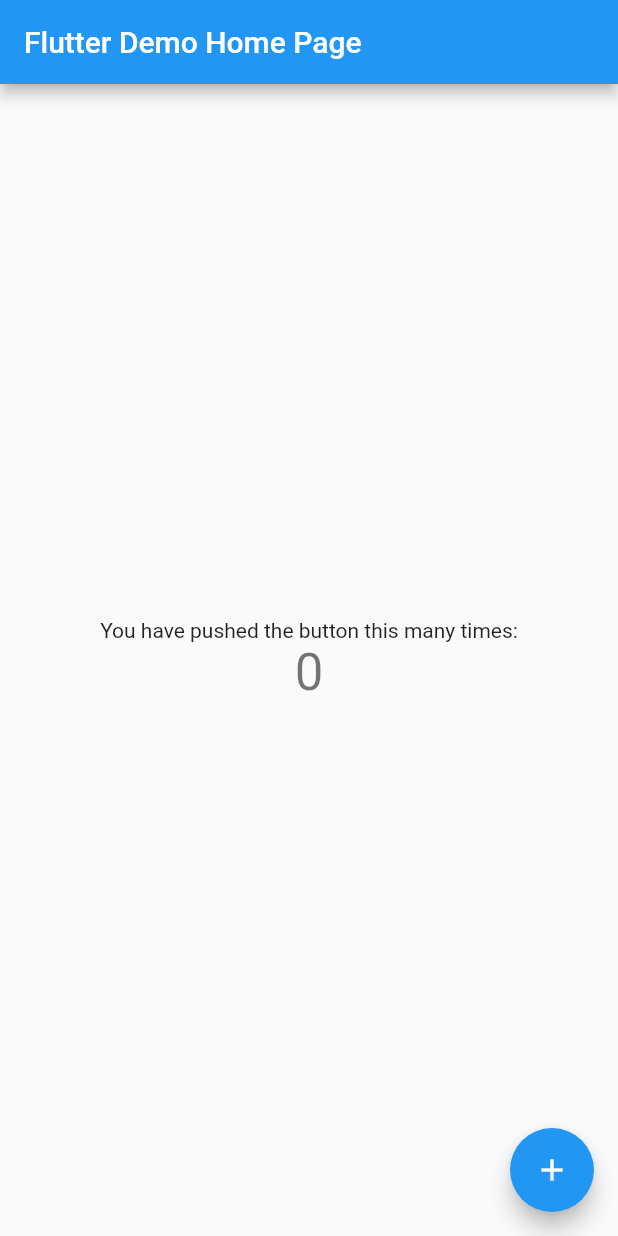
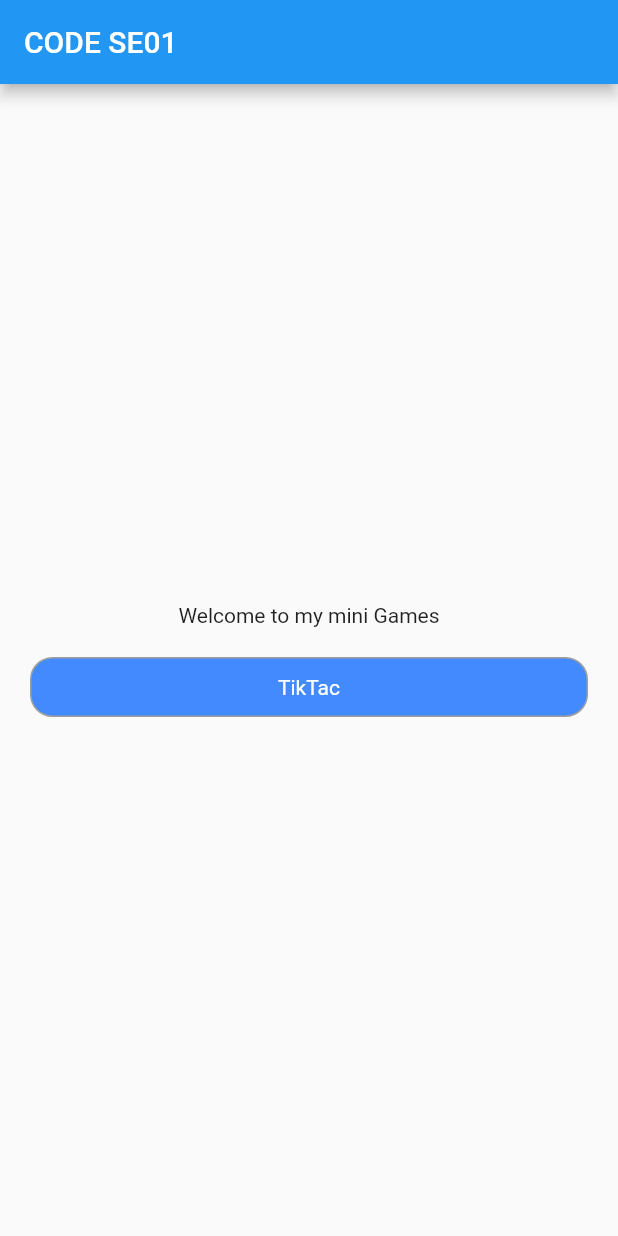
Before and after one commit to Andi7945/Code_SE01, a Flutter app: the screen it shows after launch, on a phone screen of 412 x 824 dp. Run offline on Flutter 3.47's test engine with Material 2 defaults, Android fonts, the light colour scheme and no system bars.

Commit message:
prepared StartPage and the first Page

```diff
--- a/lib/main.dart
+++ b/lib/main.dart
@@ -1,3 +1,4 @@
+import 'package:code_se01/games/TikTak.dart';
 import 'package:flutter/material.dart';
 
 void main() {
@@ -13,34 +14,19 @@
     return MaterialApp(
       title: 'Flutter Demo',
       theme: ThemeData(
-        // This is the theme of your application.
-        //
-        // Try running your application with "flutter run". You'll see the
-        // application has a blue toolbar. Then, without quitting the app, try
-        // changing the primarySwatch below to Colors.green and then invoke
-        // "hot reload" (press "r" in the console where you ran "flutter run",
-        // or simply save your changes to "hot reload" in a Flutter IDE).
-        // Notice that the counter didn't reset back to zero; the application
-        // is not restarted.
         primarySwatch: Colors.blue,
       ),
-      home: const MyHomePage(title: 'Flutter Demo Home Page'),
+      initialRoute: '/',
+      routes: {
+        '/': (context) => const MyHomePage(title: 'CODE SE01'),
+        '/tiktak': (context) => const TikTak(),
+      }
     );
   }
 }
 
 class MyHomePage extends StatefulWidget {
   const MyHomePage({Key? key, required this.title}) : super(key: key);
-
-  // This widget is the home page of your application. It is stateful, meaning
-  // that it has a State object (defined below) that contains fields that affect
-  // how it looks.
-
-  // This class is the configuration for the state. It holds the values (in this
-  // case the title) provided by the parent (in this case the App widget) and
-  // used by the build method of the State. Fields in a Widget subclass are
-  // always marked "final".
-
   final String title;
 
   @override
@@ -52,63 +38,42 @@
 
   void _incrementCounter() {
     setState(() {
-      // This call to setState tells the Flutter framework that something has
-      // changed in this State, which causes it to rerun the build method below
-      // so that the display can reflect the updated values. If we changed
-      // _counter without calling setState(), then the build method would not be
-      // called again, and so nothing would appear to happen.
       _counter++;
     });
   }
 
   @override
   Widget build(BuildContext context) {
-    // This method is rerun every time setState is called, for instance as done
-    // by the _incrementCounter method above.
-    //
-    // The Flutter framework has been optimized to make rerunning build methods
-    // fast, so that you can just rebuild anything that needs updating rather
-    // than having to individually change instances of widgets.
     return Scaffold(
       appBar: AppBar(
-        // Here we take the value from the MyHomePage object that was created by
-        // the App.build method, and use it to set our appbar title.
         title: Text(widget.title),
       ),
-      body: Center(
-        // Center is a layout widget. It takes a single child and positions it
-        // in the middle of the parent.
-        child: Column(
-          // Column is also a layout widget. It takes a list of children and
-          // arranges them vertically. By default, it sizes itself to fit its
-          // children horizontally, and tries to be as tall as its parent.
-          //
-          // Invoke "debug painting" (press "p" in the console, choose the
-          // "Toggle Debug Paint" action from the Flutter Inspector in Android
-          // Studio, or the "Toggle Debug Paint" command in Visual Studio Code)
-          // to see the wireframe for each widget.
-          //
-          // Column has various properties to control how it sizes itself and
-          // how it positions its children. Here we use mainAxisAlignment to
-          // center the children vertically; the main axis here is the vertical
-          // axis because Columns are vertical (the cross axis would be
-          // horizontal).
-          mainAxisAlignment: MainAxisAlignment.center,
-          children: <Widget>[
-            const Text(
-              'You have pushed the button this many times:',
+      body: Column(
+        mainAxisAlignment: MainAxisAlignment.center,
+        children: <Widget>[
+          const Text(
+            'Welcome to my mini Games',
+          ),
+          Padding(
+            padding: const EdgeInsets.only(right: 20, left: 20, top: 20),
+            child: GestureDetector(
+              onTap: (){
+                Navigator.pushNamed(context, '/tiktak');
+              },
+              child: Container(
+                height: 40,
+                decoration: BoxDecoration(
+                  color: Colors.blueAccent,
+                  border: Border.all(color: Colors.grey, width: 1),
+                  borderRadius: const BorderRadius.all(Radius.circular(15.0) //
+                  ),
+                ),
+                child: Center(child: const Text("TikTac", style: TextStyle(color: Colors.white),)),
+              ),
             ),
-            Text(
-              '$_counter',
-              style: Theme.of(context).textTheme.headline4,
-            ),
-          ],
-        ),
-      ),
-      floatingActionButton: FloatingActionButton(
-        onPressed: _incrementCounter,
-        tooltip: 'Increment',
-        child: const Icon(Icons.add),
+          )
+
+        ],
       ), // This trailing comma makes auto-formatting nicer for build methods.
     );
   }
```
Also changed, not shown: lib/games/TikTak.dart (added, +19 -0 lines), 1 other file.
